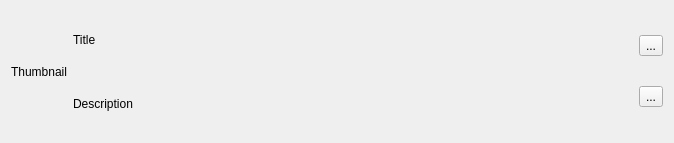
The window that feeditem.ui (KonstantinCodes/KangooFeed) describes before a commit, drawn with Qt 5.
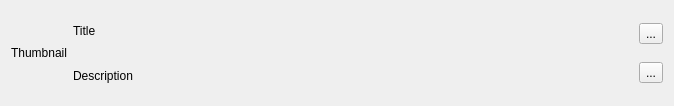
The same window after the commit. Icons and pictures are not drawn.

What changed in the file:
```diff
--- a/feeditem.ui
+++ b/feeditem.ui
@@ -7,7 +7,7 @@
     <x>0</x>
     <y>0</y>
     <width>674</width>
-    <height>143</height>
+    <height>106</height>
    </rect>
   </property>
   <property name="windowTitle">
@@ -16,6 +16,12 @@
   <layout class="QHBoxLayout" name="horizontalLayout_2">
    <item>
     <widget class="QLabel" name="thumbnail">
+     <property name="sizePolicy">
+      <sizepolicy hsizetype="Fixed" vsizetype="Fixed">
+       <horstretch>0</horstretch>
+       <verstretch>0</verstretch>
+      </sizepolicy>
+     </property>
      <property name="text">
       <string>Thumbnail</string>
      </property>
```
Left out of the diff: 11 changed lines with no effect on the pictures.
